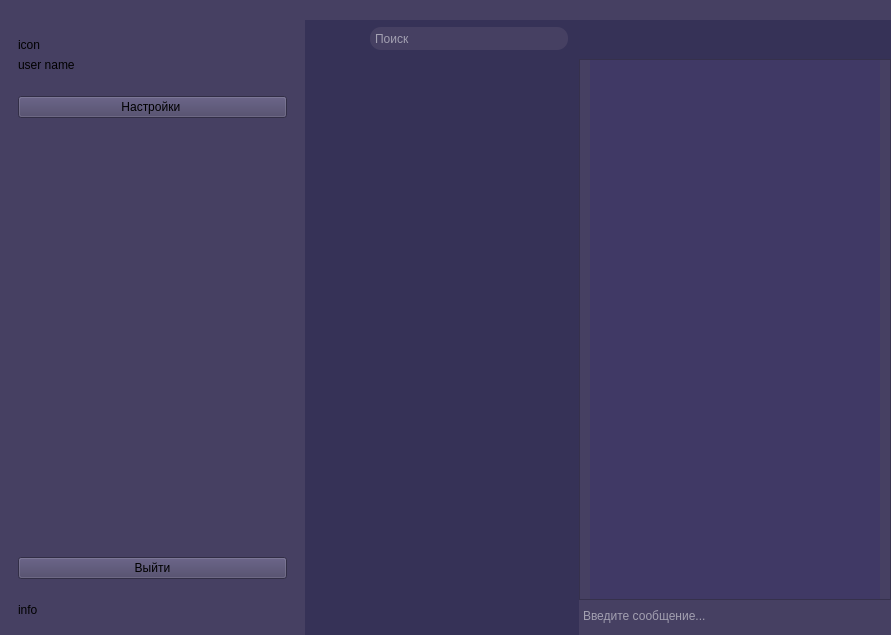
Vityshha/desktop-messenger, file client/GUI/UI_MainWindow.ui: the form before one commit.
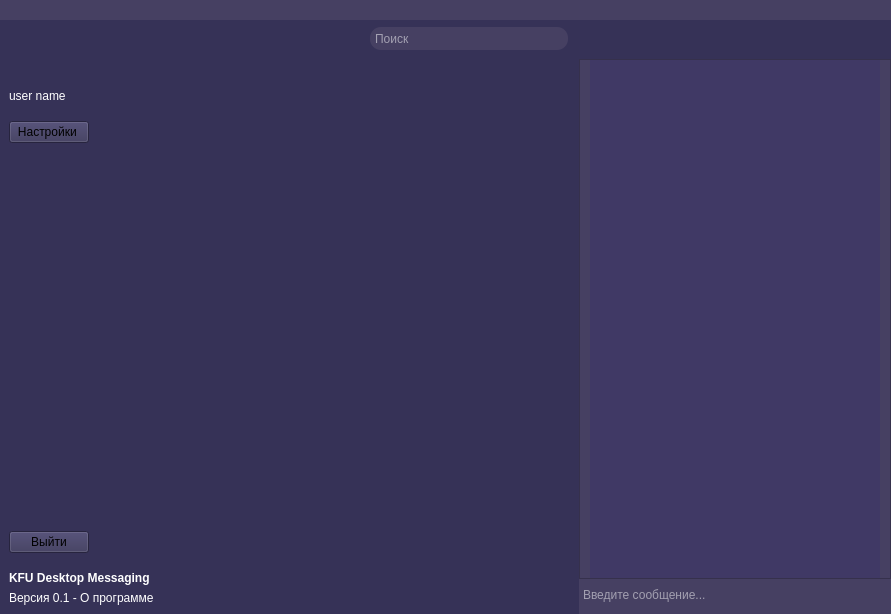
The form after the commit. Icons and pictures are not drawn. Custom widgets are drawn as their Qt base class.

Commit message: add custom widget adn icons

Patch:
```diff
--- a/client/GUI/UI_MainWindow.ui
+++ b/client/GUI/UI_MainWindow.ui
@@ -7,7 +7,7 @@
     <x>0</x>
     <y>0</y>
     <width>891</width>
-    <height>635</height>
+    <height>614</height>
    </rect>
   </property>
   <property name="windowTitle">
@@ -196,19 +196,62 @@
               <verstretch>0</verstretch>
              </sizepolicy>
             </property>
+            <property name="styleSheet">
+             <string notr="true">background-color: rgb(54, 50, 87);</string>
+            </property>
             <layout class="QVBoxLayout" name="verticalLayout_9">
-             <item alignment="Qt::AlignTop">
-              <widget class="QWidget" name="widget_3" native="true">
+             <property name="spacing">
+              <number>0</number>
+             </property>
+             <property name="leftMargin">
+              <number>0</number>
+             </property>
+             <property name="topMargin">
+              <number>0</number>
+             </property>
+             <property name="rightMargin">
+              <number>0</number>
+             </property>
+             <property name="bottomMargin">
+              <number>0</number>
+             </property>
+             <item alignment="Qt::AlignLeft|Qt::AlignTop">
+              <widget class="QWidget" name="user_info" native="true">
                <layout class="QVBoxLayout" name="verticalLayout_10">
+                <property name="rightMargin">
+                 <number>9</number>
+                </property>
                 <item>
-                 <widget class="QLabel" name="label_2">
+                 <widget class="QLabel" name="icon_user">
+                  <property name="sizePolicy">
+                   <sizepolicy hsizetype="Preferred" vsizetype="Preferred">
+                    <horstretch>0</horstretch>
+                    <verstretch>0</verstretch>
+                   </sizepolicy>
+                  </property>
+                  <property name="font">
+                   <font>
+                    <family>MS Reference Sans Serif</family>
+                    <pointsize>30</pointsize>
+                    <stylestrategy>NoAntialias</stylestrategy>
+                   </font>
+                  </property>
+                  <property name="cursor">
+                   <cursorShape>PointingHandCursor</cursorShape>
+                  </property>
+                  <property name="styleSheet">
+                   <string notr="true">image: url(GUI/icons/person.png);</string>
+                  </property>
                   <property name="text">
-                   <string>icon</string>
+                   <string/>
                   </property>
                  </widget>
                 </item>
                 <item alignment="Qt::AlignBottom">
-                 <widget class="QLabel" name="label_3">
+                 <widget class="QLabel" name="name_user">
+                  <property name="styleSheet">
+                   <string notr="true">color: rgb(255, 255, 255);</string>
+                  </property>
                   <property name="text">
                    <string>user name</string>
                   </property>
@@ -226,8 +269,11 @@
                 </sizepolicy>
                </property>
                <layout class="QVBoxLayout" name="verticalLayout_12">
-                <item>
-                 <widget class="QPushButton" name="pushButton">
+                <property name="rightMargin">
+                 <number>9</number>
+                </property>
+                <item alignment="Qt::AlignLeft">
+                 <widget class="QPushButton" name="btn_menu_settings">
                   <property name="text">
                    <string>Настройки </string>
                   </property>
@@ -246,8 +292,8 @@
                   </property>
                  </spacer>
                 </item>
-                <item>
-                 <widget class="QPushButton" name="pushButton_2">
+                <item alignment="Qt::AlignLeft">
+                 <widget class="QPushButton" name="btn_user_close">
                   <property name="text">
                    <string>Выйти</string>
                   </property>
@@ -259,10 +305,38 @@
              <item>
               <widget class="QWidget" name="widget_5" native="true">
                <layout class="QVBoxLayout" name="verticalLayout_11">
+                <property name="rightMargin">
+                 <number>9</number>
+                </property>
                 <item>
-                 <widget class="QLabel" name="label_4">
+                 <widget class="QLabel" name="app_text">
+                  <property name="font">
+                   <font>
+                    <weight>75</weight>
+                    <bold>true</bold>
+                   </font>
+                  </property>
+                  <property name="cursor">
+                   <cursorShape>PointingHandCursor</cursorShape>
+                  </property>
+                  <property name="styleSheet">
+                   <string notr="true">color: rgb(255, 255, 255);</string>
+                  </property>
                   <property name="text">
-                   <string>info</string>
+                   <string>KFU Desktop Messaging</string>
+                  </property>
+                 </widget>
+                </item>
+                <item>
+                 <widget class="QLabel" name="app_text_2">
+                  <property name="cursor">
+                   <cursorShape>PointingHandCursor</cursorShape>
+                  </property>
+                  <property name="styleSheet">
+                   <string notr="true">color: rgb(255, 255, 255);</string>
+                  </property>
+                  <property name="text">
+                   <string>Версия 0.1 - О программе </string>
                   </property>
                  </widget>
                 </item>
@@ -582,7 +656,7 @@
                       <x>0</x>
                       <y>0</y>
                       <width>306</width>
-                      <height>540</height>
+                      <height>519</height>
                      </rect>
                     </property>
                     <layout class="QHBoxLayout" name="horizontalLayout_5">
```
Left out of the diff: 6 changed lines with no effect on the pictures. The commit also changes 356 other files.
